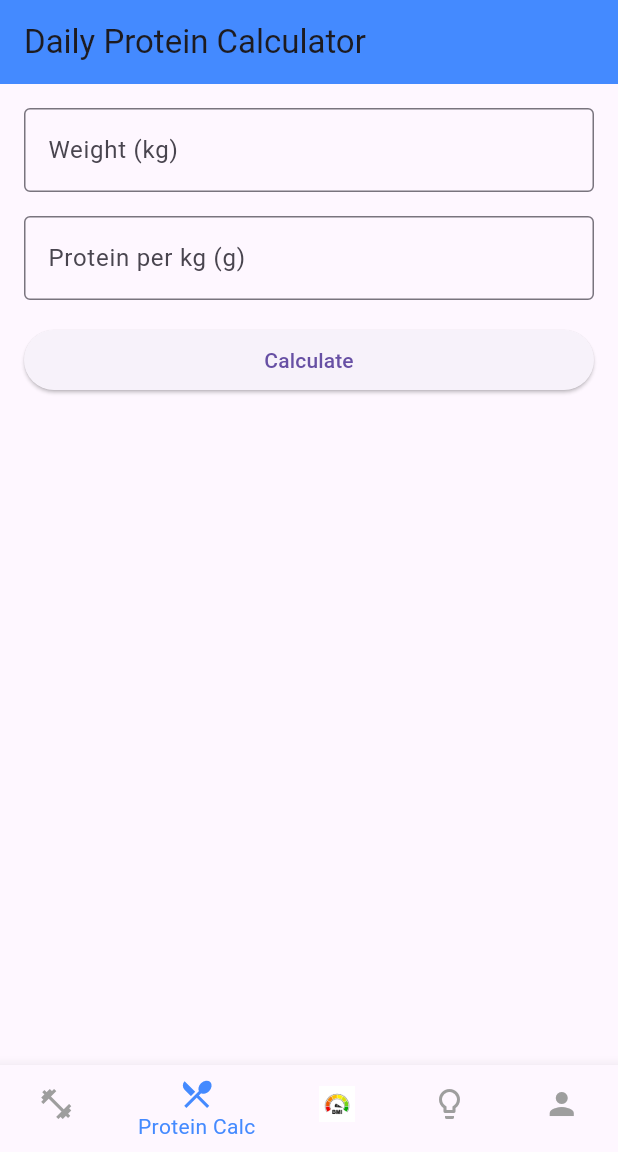
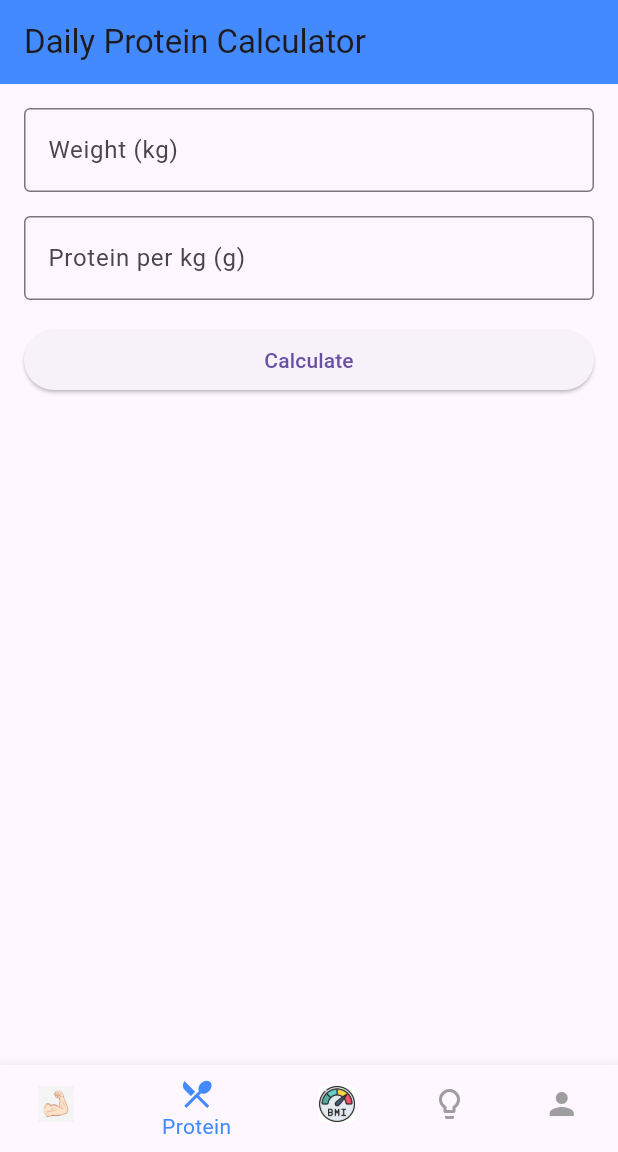
Before and after one commit to FelixJon17/UTS_MOBILEPROGRAMMING_KELOMPOK8, a Flutter app: the screen it shows after launch, item 2 of the bottom bar chosen, on a phone screen of 412 x 824 dp, the part 84-1236 px from its top. Run offline on Flutter 3.47's test engine with Material 3 defaults, Android fonts, the phone set to English and light mode, and no system bars; our stand-ins replace shared_preferences.

Commit message:
ganti logo workouts

```diff
--- a/lib/screen/0.homescreen.dart
+++ b/lib/screen/0.homescreen.dart
@@ -40,13 +40,17 @@ class _HomeScreenState extends State<HomeScreen> {
       ),
       bottomNavigationBar: BottomNavigationBar(
         items: <BottomNavigationBarItem>[
-          const BottomNavigationBarItem(
-            icon: Icon(Icons.fitness_center),
+          BottomNavigationBarItem(
+            icon: Image.asset(
+              'assets/img/muscle.png',
+              width: 24,
+              height: 24,
+            ),
             label: 'Workouts',
           ),
           const BottomNavigationBarItem(
             icon: Icon(Icons.local_dining),
-            label: 'Protein Calc',
+            label: 'Protein',
           ),
           BottomNavigationBarItem(
             icon: Image.asset(
--- a/pubspec.yaml
+++ b/pubspec.yaml
@@ -83,6 +83,7 @@ flutter:
     - assets/img/bg/gympic.jpg
     - assets/img/bg/running.jpg
     - assets/img/bmi.png
+    - assets/img/muscle.png
 
   # An image asset can refer to one or more resolution-specific "variants", see
   # https://flutter.dev/to/resolution-aware-images
```
Also changed, not shown: assets/img/bg/bmi.jpg (deleted), assets/img/bmi.png, assets/img/muscle.png (added).
